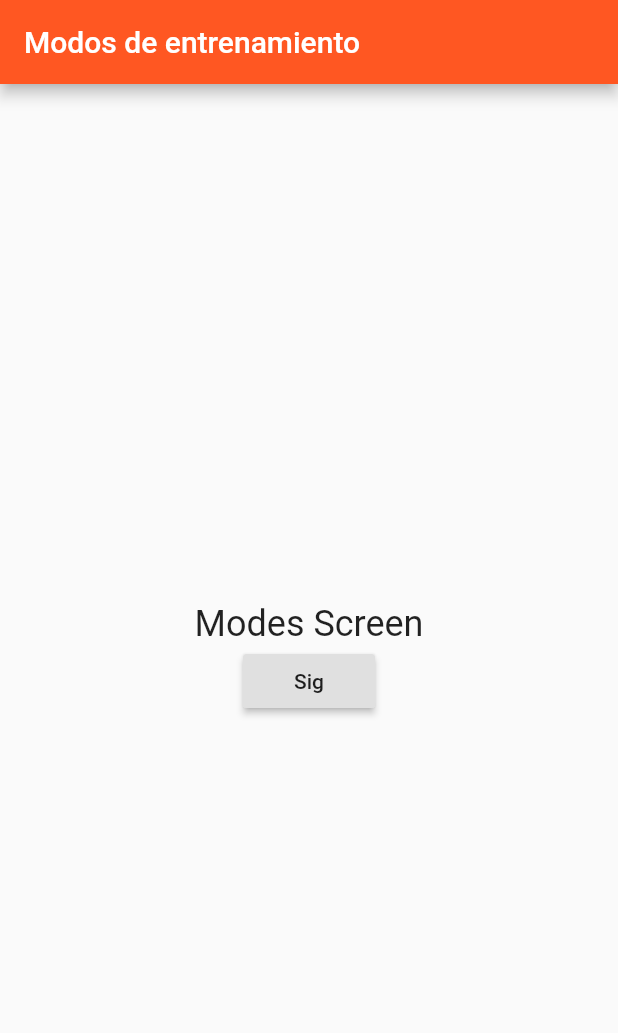
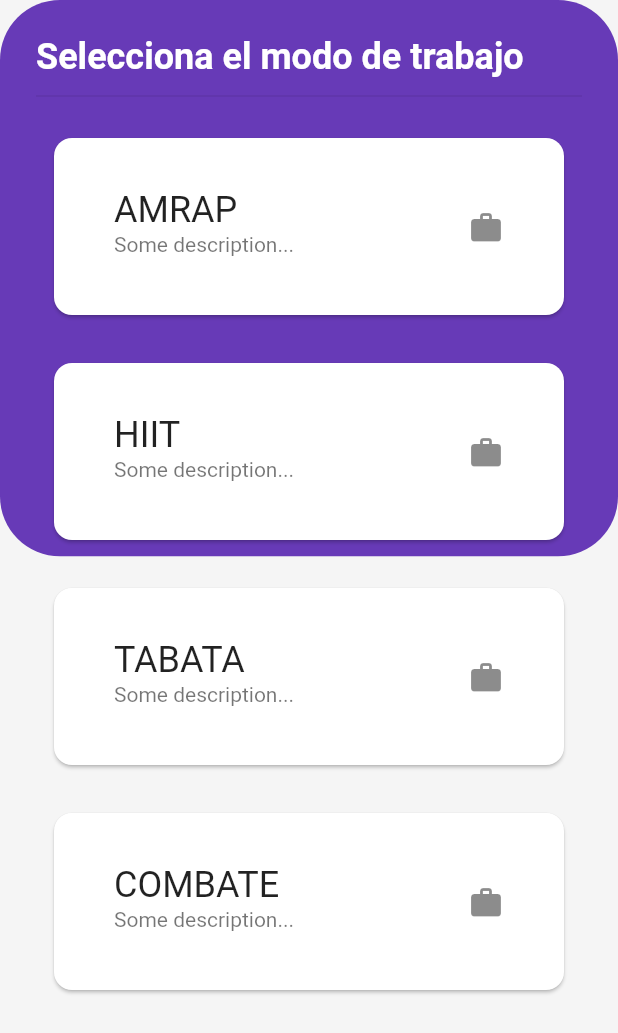
Before and after one commit to LivramentoLuciano/titan-timer-flutter-app, a Flutter app: the screen it shows after launch, on a phone screen of 412 x 824 dp. Shown: the top 1033 px of the screen. Run offline on Flutter 3.47's test engine with Material 2 defaults, Android fonts, the phone set to English and light mode, and no system bars; our stand-ins replace audioplayers, flutter_blue, flutter_swiper, video_player.

Commit message:
control versio: modesScreen UI basica

```diff
--- a/titan_timer_control/lib/view/app.dart
+++ b/titan_timer_control/lib/view/app.dart
@@ -16,7 +16,7 @@ class App extends StatelessWidget {
         title: "Titan Timer Control",
         debugShowCheckedModeBanner: false,
         theme: ThemeData(
-          primarySwatch: Colors.deepOrange,
+          primarySwatch: Colors.deepPurple,
           visualDensity: VisualDensity.adaptivePlatformDensity,
         ),
         initialRoute: MODES_ROUTE,
--- a/titan_timer_control/lib/view/screens/modes_screen.dart
+++ b/titan_timer_control/lib/view/screens/modes_screen.dart
@@ -4,24 +4,75 @@ import 'package:titan_timer_control/constants.dart';
 class ModesScreen extends StatelessWidget {
   @override
   Widget build(BuildContext context) {
+    final _size = MediaQuery.of(context).size;
+    final _titleStyle = TextStyle(
+        color: Colors.white, fontSize: 24, fontWeight: FontWeight.w700);
+
     return Scaffold(
-      appBar: AppBar(
-        title: Text("Modos de entrenamiento"),
+      // appBar: AppBar(title: Text("Modos de entrenamiento")),
+      backgroundColor: Colors.grey[100],
+      body: Stack(
+        children: [
+          Container(
+            height: _size.height * 0.45,
+            decoration: BoxDecoration(
+              color: Colors.deepPurple,
+              borderRadius: BorderRadius.circular(40)
+            ),
+          ),
+          SafeArea(
+            child: Padding(
+              padding:
+                  const EdgeInsets.symmetric(horizontal: 24.0, vertical: 24),
+              child: ListView(
+                // crossAxisAlignment: CrossAxisAlignment.center,
+                children: [
+                  Text("Selecciona el modo de trabajo", style: _titleStyle),
+                  Divider(height: 24),
+                  Column(
+                    children: [
+                      ModeTab(name: "amrap"),
+                      ModeTab(name: "hiit"),
+                      ModeTab(name: "tabata"),
+                      ModeTab(name: "combate"),
+                    ],
+                  ),
+                ],
+              ),
+            ),
+          ),
+        ],
       ),
-      body: Center(
-        child: Column(
-          mainAxisAlignment: MainAxisAlignment.center,
-          children: [
-            Text(
-              "Modes Screen",
-              style: TextStyle(fontSize: 24),
+    );
+  }
+}
+
+class ModeTab extends StatelessWidget {
+  ModeTab({@required this.name});
+  final String name;
+
+  @override
+  Widget build(BuildContext context) {
+    final _size = MediaQuery.of(context).size;
+    return SizedBox(
+      width: _size.width,
+      height: 150,
+      child: Padding(
+        padding: const EdgeInsets.symmetric(horizontal: 8.0, vertical: 12),
+        child: Card(
+          shape:
+              RoundedRectangleBorder(borderRadius: BorderRadius.circular(12)),
+          child: Padding(
+            padding: const EdgeInsets.all(24.0),
+            child: ListTile(
+              title: Text(
+                name.toUpperCase(),
+                style: TextStyle(fontSize: 24),
+              ),
+              subtitle: Text("Some description..."),
+              trailing: Icon(Icons.work),
             ),
-            RaisedButton(
-              onPressed: () =>
-                  Navigator.of(context).pushNamed(ROUTINE_SETTINGS_ROUTE),
-              child: Text("Sig"),
-            )
-          ],
+          ),
         ),
       ),
     );
```
